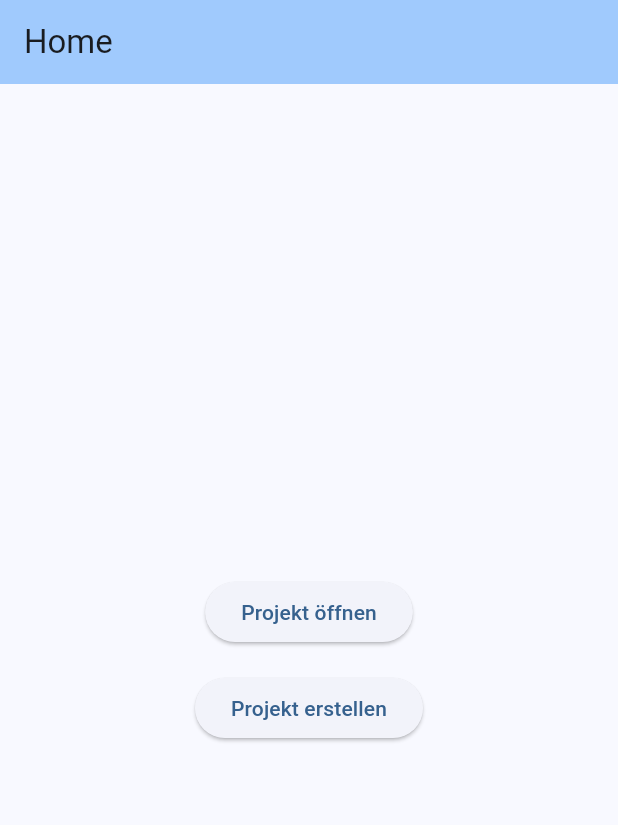
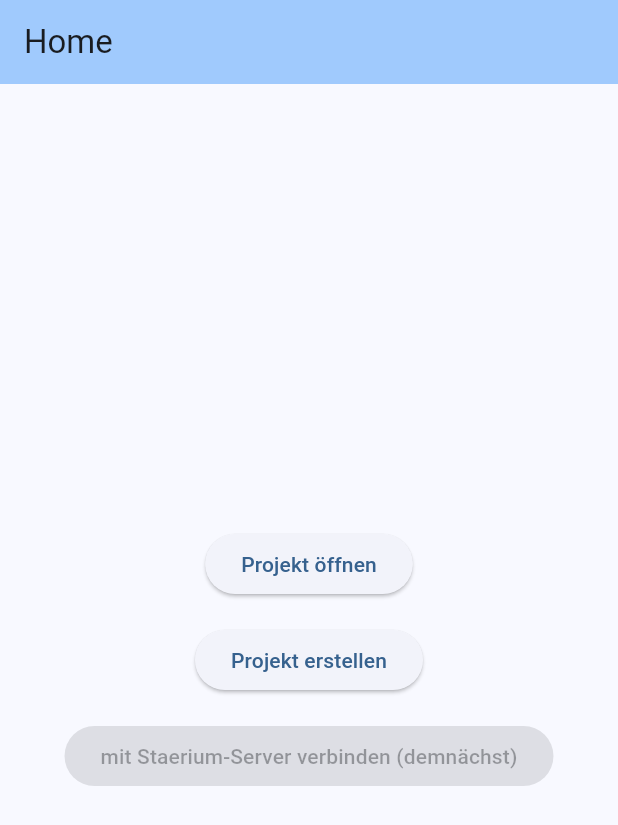
Before and after one commit to SchattenRegler/Konfigurator, a Flutter app: the screen it shows after launch, on a phone screen of 412 x 824 dp. Shown: the top 825 px of the screen. Run offline on Flutter 3.47's test engine with Material 3 defaults, Android fonts, the phone set to English and light mode, and no system bars; our stand-ins replace file_picker, fl_chart, flutter_map, flutter_svg, flutter_typeahead, latlong2; missing offline and left inert: solar_calculator, universal_html.

Commit message:
feat: Add restoration scope ID and update UI elements in main.dart

```diff
--- a/lib/main.dart
+++ b/lib/main.dart
@@ -27,6 +27,7 @@ class MyApp extends StatelessWidget {
   Widget build(BuildContext context) {
     return MaterialApp(
       title: 'Konfigurator',
+      restorationScopeId: "Test",
       // Force German UI for built-in widgets (e.g., pickers)
       locale: const Locale('de'),
       supportedLocales: const [Locale('de')],
@@ -141,6 +142,11 @@ class _MyHomePageState extends State<MyHomePage> {
               onPressed: _createProject,
               child: const Text('Projekt erstellen'),
             ),
+            const SizedBox(height: 16),
+            ElevatedButton(
+              onPressed: null,
+              child: const Text('mit Staerium-Server verbinden (demnächst)'),
+            ),
           ],
         ),
       ),
@@ -149,7 +155,7 @@ class _MyHomePageState extends State<MyHomePage> {
 }
 
 class ConfigScreen extends StatefulWidget {
-  const ConfigScreen({Key? key, this.initialXmlContent}) : super(key: key);
+  const ConfigScreen({super.key, this.initialXmlContent});
 
   final String? initialXmlContent;
 
@@ -495,9 +501,9 @@ class _ConfigScreenState extends State<ConfigScreen> {
       final bytes = utf8.encode(xmlString);
       final blob = html.Blob([bytes], 'text/xml');
       final url = html.Url.createObjectUrlFromBlob(blob);
-      final anchor = html.AnchorElement(href: url)
-        ..setAttribute('download', 'konfiguration.sunproj')
-        ..click();
+      //final anchor = html.AnchorElement(href: url)
+      //  ..setAttribute('download', 'konfiguration.sunproj')
+      //  ..click();
       html.Url.revokeObjectUrl(url);
       if (mounted) {
         ScaffoldMessenger.of(context).showSnackBar(
```
